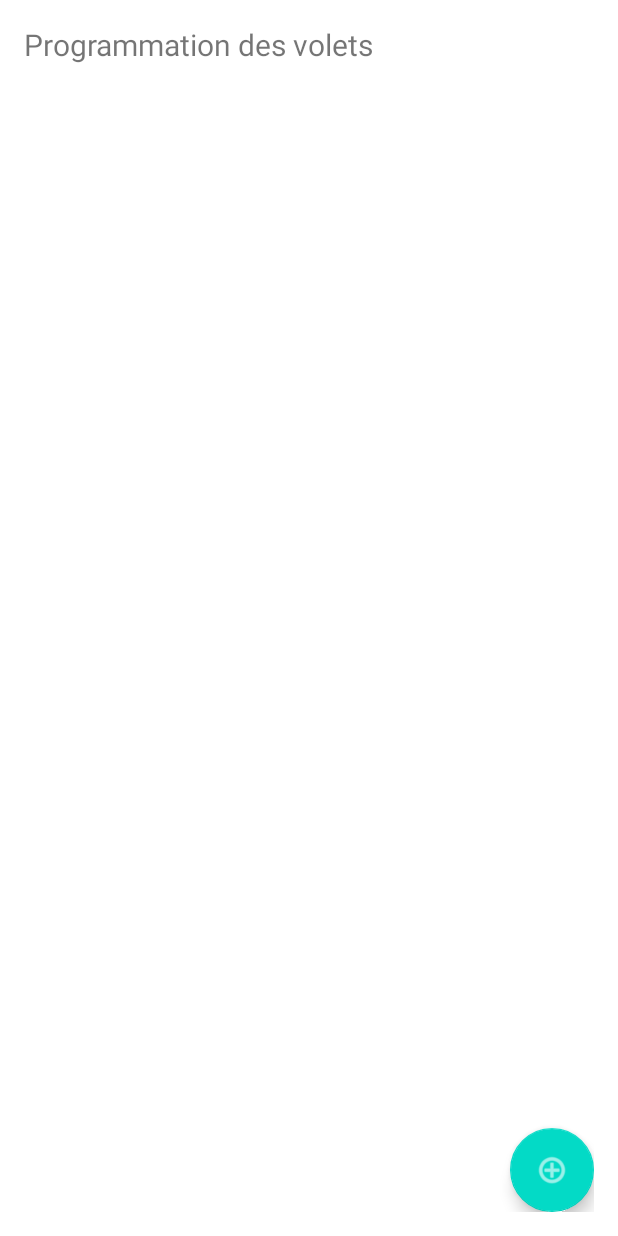
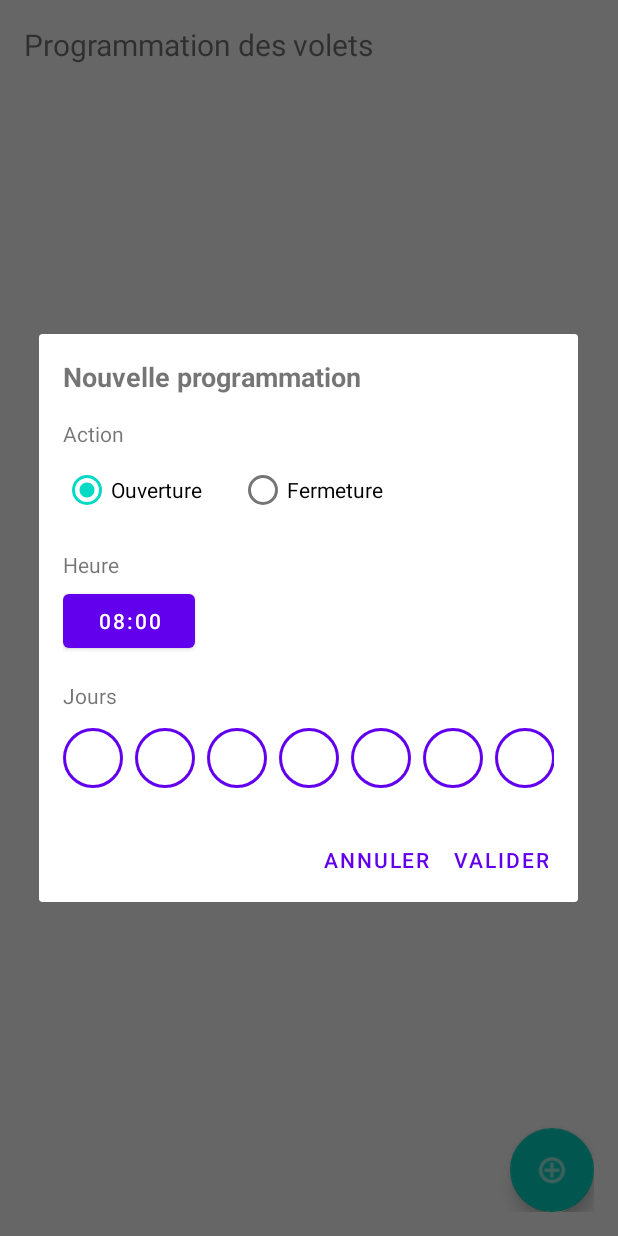
Before and after one commit to GalateeM/HelioFlow, an Android app built with Jetpack Compose: the screen it shows after launch (MainActivity), after a tap on "Ajoutez une règle", on a phone screen of 412 x 824 dp. Run offline under Robolectric (Android 15) with nearby library versions, the light colour scheme and no system bars; 2 statements that could not run were skipped.

Commit message:
menu programmation jours non fonctionnels

```diff
--- a/app/src/main/java/com/example/helioflow/ShutterRulesFragment.kt
+++ b/app/src/main/java/com/example/helioflow/ShutterRulesFragment.kt
@@ -1,17 +1,19 @@
 package com.example.helioflow
 
+import android.app.TimePickerDialog
 import android.os.Bundle
+import android.view.LayoutInflater
+import android.view.View
+import android.view.ViewGroup
+import android.widget.RadioButton
+import androidx.appcompat.app.AlertDialog
 import androidx.fragment.app.Fragment
 import androidx.recyclerview.widget.LinearLayoutManager
 import androidx.recyclerview.widget.RecyclerView
-import android.view.LayoutInflater
-import android.view.View
-import android.view.ViewGroup
 import com.example.helioflow.placeholder.PlaceholderContent
+import com.example.helioflow.placeholder.ShutterAction
+import com.example.helioflow.placeholder.ShutterRule
 
-/**
- * A fragment representing a list of Items.
- */
 class ShutterRulesFragment : Fragment() {
 
     private lateinit var recyclerView: RecyclerView
@@ -41,13 +43,62 @@ class ShutterRulesFragment : Fragment() {
     }
 
     fun addNewRule() {
-        val newItem = PlaceholderContent.PlaceholderItem(
-            id = (rulesList.size + 1).toString(),
-            content = "Nouvelle règle ${rulesList.size + 1}",
-            details = "DETAILS"
-        )
+        showNewRuleDialog()
+    }
 
-        rulesList.add(newItem)
-        adapter.notifyItemInserted(rulesList.size - 1)
+    private fun showNewRuleDialog() {
+        val dialogView = layoutInflater.inflate(R.layout.dialog_new_rule, null)
+        val timeButton = dialogView.findViewById<View>(R.id.time_picker_button)
+
+        var selectedHour = 8
+        var selectedMinute = 0
+
+        timeButton.setOnClickListener {
+            TimePickerDialog(
+                requireContext(),
+                { _, hour, minute ->
+                    selectedHour = hour
+                    selectedMinute = minute
+                    timeButton.tag = String.format("%02d:%02d", hour, minute)
+                    (timeButton as? android.widget.Button)?.text = String.format("%02d:%02d", hour, minute)
+                },
+                selectedHour,
+                selectedMinute,
+                true
+            ).show()
+        }
+
+        AlertDialog.Builder(requireContext())
+            .setView(dialogView)
+            .setPositiveButton(R.string.validate) { _, _ ->
+                val actionRadioGroup = dialogView.findViewById<android.widget.RadioGroup>(R.id.action_radio_group)
+                val action = if (actionRadioGroup.checkedRadioButtonId == R.id.radio_open) {
+                    ShutterAction.OPEN
+                } else {
+                    ShutterAction.CLOSE
+                }
+
+                val days = mutableSetOf<Int>()
+                if (dialogView.findViewById<RadioButton>(R.id.check_monday).isChecked) days.add(1)
+                if (dialogView.findViewById<RadioButton>(R.id.check_tuesday).isChecked) days.add(2)
+                if (dialogView.findViewById<RadioButton>(R.id.check_wednesday).isChecked) days.add(3)
+                if (dialogView.findViewById<RadioButton>(R.id.check_thursday).isChecked) days.add(4)
+                if (dialogView.findViewById<RadioButton>(R.id.check_friday).isChecked) days.add(5)
+                if (dialogView.findViewById<RadioButton>(R.id.check_saturday).isChecked) days.add(6)
+                if (dialogView.findViewById<RadioButton>(R.id.check_sunday).isChecked) days.add(0)
+
+                val newRule = ShutterRule(
+                    id = (rulesList.size + 1).toString(),
+                    action = action,
+                    hour = selectedHour,
+                    minute = selectedMinute,
+                    days = days
+                )
+
+                rulesList.add(newRule)
+                adapter.notifyItemInserted(rulesList.size - 1)
+            }
+            .setNegativeButton(R.string.cancel, null)
+            .show()
     }
 }
--- a/app/src/main/java/com/example/helioflow/placeholder/PlaceholderContent.kt
+++ b/app/src/main/java/com/example/helioflow/placeholder/PlaceholderContent.kt
@@ -3,55 +3,49 @@ package com.example.helioflow.placeholder
 import java.util.ArrayList
 import java.util.HashMap
 
-/**
- * Helper class for providing sample content for user interfaces created by
- * Android template wizards.
- *
- * TODO: Replace all uses of this class before publishing your app.
- */
-object PlaceholderContent {
+enum class ShutterAction {
+    OPEN, CLOSE
+}
 
-    /**
-     * An array of sample (placeholder) items.
-     */
-    val ITEMS: MutableList<PlaceholderItem> = ArrayList()
+data class ShutterRule(
+    val id: String,
+    val action: ShutterAction,
+    val hour: Int,
+    val minute: Int,
+    val days: Set<Int>
+) {
+    fun getDisplayTime(): String {
+        return String.format("%02d:%02d", hour, minute)
+    }
 
-    /**
-     * A map of sample (placeholder) items, by ID.
-     */
-    val ITEM_MAP: MutableMap<String, PlaceholderItem> = HashMap()
-
-    private val COUNT = 25
-
-    init {
-        // Add some sample items.
-        for (i in 1..COUNT) {
-            addItem(createPlaceholderItem(i))
+    fun getDisplayDays(): String {
+        val dayNames = listOf("Dim", "Lun", "Mar", "Mer", "Jeu", "Ven", "Sam")
+        return if (days.isEmpty()) {
+            "Aucun jour"
+        } else if (days.size == 7) {
+            "Tous les jours"
+        } else {
+            days.sorted().joinToString(", ") { dayNames[it] }
         }
     }
 
-    private fun addItem(item: PlaceholderItem) {
+    fun getDisplayContent(): String {
+        val actionText = if (action == ShutterAction.OPEN) "Ouverture" else "Fermeture"
+        return "$actionText à ${this.getDisplayTime()}"
+    }
+
+    fun getDisplayDetails(): String {
+        return getDisplayDays()
+    }
+}
+
+object PlaceholderContent {
+
+    val ITEMS: MutableList<ShutterRule> = ArrayList()
+    val ITEM_MAP: MutableMap<String, ShutterRule> = HashMap()
+
+    private fun addItem(item: ShutterRule) {
         ITEMS.add(item)
         ITEM_MAP.put(item.id, item)
     }
-
-    private fun createPlaceholderItem(position: Int): PlaceholderItem {
-        return PlaceholderItem(position.toString(), "Item " + position, makeDetails(position))
-    }
-
-    private fun makeDetails(position: Int): String {
-        val builder = StringBuilder()
-        builder.append("Details about Item: ").append(position)
-        for (i in 0..position - 1) {
-            builder.append("\nMore details information here.")
-        }
-        return builder.toString()
-    }
-
-    /**
-     * A placeholder item representing a piece of content.
-     */
-    data class PlaceholderItem(val id: String, val content: String, val details: String) {
-        override fun toString(): String = content
-    }
 }
--- /dev/null
+++ b/app/src/main/res/drawable/day_circle_selector.xml
@@ -0,0 +1,15 @@
+<?xml version="1.0" encoding="utf-8"?>
+<selector xmlns:android="http://schemas.android.com/apk/res/android">
+    <item android:state_checked="true">
+        <shape android:shape="oval">
+            <solid android:color="@color/primary" />
+            <stroke android:width="2dp" android:color="@color/primary" />
+        </shape>
+    </item>
+    <item>
+        <shape android:shape="oval">
+            <solid android:color="@android:color/transparent" />
+            <stroke android:width="2dp" android:color="@color/primary" />
+        </shape>
+    </item>
+</selector>
--- /dev/null
+++ b/app/src/main/res/layout/dialog_new_rule.xml
@@ -0,0 +1,163 @@
+<?xml version="1.0" encoding="utf-8"?>
+<LinearLayout xmlns:android="http://schemas.android.com/apk/res/android"
+    android:layout_width="match_parent"
+    android:layout_height="wrap_content"
+    android:orientation="vertical"
+    android:padding="16dp">
+
+    <TextView
+        android:layout_width="match_parent"
+        android:layout_height="wrap_content"
+        android:text="@string/new_rule_title"
+        android:textSize="18sp"
+        android:textStyle="bold"
+        android:layout_marginBottom="16dp" />
+
+    <TextView
+        android:layout_width="match_parent"
+        android:layout_height="wrap_content"
+        android:text="@string/action_label" />
+
+    <RadioGroup
+        android:id="@+id/action_radio_group"
+        android:layout_width="match_parent"
+        android:layout_height="wrap_content"
+        android:orientation="horizontal"
+        android:layout_marginTop="4dp"
+        android:layout_marginBottom="16dp">
+
+        <RadioButton
+            android:id="@+id/radio_open"
+            android:layout_width="wrap_content"
+            android:layout_height="wrap_content"
+            android:text="@string/opening"
+            android:checked="true" />
+
+        <RadioButton
+            android:id="@+id/radio_close"
+            android:layout_width="wrap_content"
+            android:layout_height="wrap_content"
+            android:text="@string/closing"
+            android:layout_marginStart="24dp" />
+
+    </RadioGroup>
+
+    <TextView
+        android:layout_width="match_parent"
+        android:layout_height="wrap_content"
+        android:text="@string/time_label" />
+
+    <Button
+        android:id="@+id/time_picker_button"
+        android:layout_width="wrap_content"
+        android:layout_height="wrap_content"
+        android:text="@string/default_time"
+        android:layout_marginTop="4dp"
+        android:layout_marginBottom="16dp" />
+
+    <TextView
+        android:layout_width="match_parent"
+        android:layout_height="wrap_content"
+        android:text="@string/days_label" />
+
+    <LinearLayout
+        android:layout_width="match_parent"
+        android:layout_height="wrap_content"
+        android:orientation="horizontal"
+        android:gravity="center"
+        android:layout_marginTop="8dp">
+
+        <RadioButton
+            android:id="@+id/check_monday"
+            android:layout_width="40dp"
+            android:layout_height="40dp"
+            android:layout_margin="4dp"
+            android:text="@string/monday_initial"
+            android:textSize="14sp"
+            android:textStyle="bold"
+            android:textColor="@color/white"
+            android:gravity="center"
+            android:button="@null"
+            android:background="@drawable/day_circle_selector" />
+
+        <RadioButton
+            android:id="@+id/check_tuesday"
+            android:layout_width="40dp"
+            android:layout_height="40dp"
+            android:layout_margin="4dp"
+            android:text="@string/tuesday_initial"
+            android:textSize="14sp"
+            android:textStyle="bold"
+            android:textColor="@color/white"
+            android:gravity="center"
+            android:button="@null"
+            android:background="@drawable/day_circle_selector" />
+
+        <RadioButton
+            android:id="@+id/check_wednesday"
+            android:layout_width="40dp"
+            android:layout_height="40dp"
+            android:layout_margin="4dp"
+            android:text="@string/wednesday_initial"
+            android:textSize="14sp"
+            android:textStyle="bold"
+            android:textColor="@color/white"
+            android:gravity="center"
+            android:button="@null"
+            android:background="@drawable/day_circle_selector" />
+
+        <RadioButton
+            android:id="@+id/check_thursday"
+            android:layout_width="40dp"
+            android:layout_height="40dp"
+            android:layout_margin="4dp"
+            android:text="@string/thursday_initial"
+            android:textSize="14sp"
+            android:textStyle="bold"
+            android:textColor="@color/white"
+            android:gravity="center"
+            android:button="@null"
+            android:background="@drawable/day_circle_selector" />
+
+        <RadioButton
+            android:id="@+id/check_friday"
+            android:layout_width="40dp"
+            android:layout_height="40dp"
+            android:layout_margin="4dp"
+            android:text="@string/friday_initial"
+            android:textSize="14sp"
+            android:textStyle="bold"
+            android:textColor="@color/white"
+            android:gravity="center"
+            android:button="@null"
+            android:background="@drawable/day_circle_selector" />
+
+        <RadioButton
+            android:id="@+id/check_saturday"
+            android:layout_width="40dp"
+            android:layout_height="40dp"
+            android:layout_margin="4dp"
+            android:text="@string/saturday_initial"
+            android:textSize="14sp"
+            android:textStyle="bold"
+            android:textColor="@color/white"
+            android:gravity="center"
+            android:button="@null"
+            android:background="@drawable/day_circle_selector" />
+
+        <RadioButton
+            android:id="@+id/check_sunday"
+            android:layout_width="40dp"
+            android:layout_height="40dp"
+            android:layout_margin="4dp"
+            android:text="@string/sunday_initial"
+            android:textSize="14sp"
+            android:textStyle="bold"
+            android:textColor="@color/white"
+            android:gravity="center"
+            android:button="@null"
+            android:background="@drawable/day_circle_selector" />
+
+    </LinearLayout>
+
+</LinearLayout>
--- a/app/src/main/res/values/colors.xml
+++ b/app/src/main/res/values/colors.xml
@@ -7,4 +7,5 @@
     <color name="teal_700">#FF018786</color>
     <color name="black">#FF000000</color>
     <color name="white">#FFFFFFFF</color>
+    <color name="primary">#FF6200EE</color>
 </resources>
--- a/app/src/main/res/values/strings.xml
+++ b/app/src/main/res/values/strings.xml
@@ -2,4 +2,27 @@
     <string name="app_name">HelioFlow</string>
     <string name="rule_page">Programmation des volets</string>
     <string name="plus_button">Ajoutez une règle</string>
+    <string name="new_rule_title">Nouvelle programmation</string>
+    <string name="action_label">Action</string>
+    <string name="opening">Ouverture</string>
+    <string name="closing">Fermeture</string>
+    <string name="time_label">Heure</string>
+    <string name="default_time">08:00</string>
+    <string name="days_label">Jours</string>
+    <string name="monday_short">Lun</string>
+    <string name="tuesday_short">Mar</string>
+    <string name="wednesday_short">Mer</string>
+    <string name="thursday_short">Jeu</string>
+    <string name="friday_short">Ven</string>
+    <string name="saturday_short">Sam</string>
+    <string name="sunday_short">Dim</string>
+    <string name="monday_initial">L</string>
+    <string name="tuesday_initial">Ma</string>
+    <string name="wednesday_initial">Me</string>
+    <string name="thursday_initial">J</string>
+    <string name="friday_initial">V</string>
+    <string name="saturday_initial">S</string>
+    <string name="sunday_initial">D</string>
+    <string name="cancel">Annuler</string>
+    <string name="validate">Valider</string>
 </resources>
```
Also changed, not shown: app/src/main/java/com/example/helioflow/MyShutterRulesRecyclerViewAdapter.kt (+7 -12 lines), app/src/main/res/layout/rule_item.xml (+15 -7 lines).
